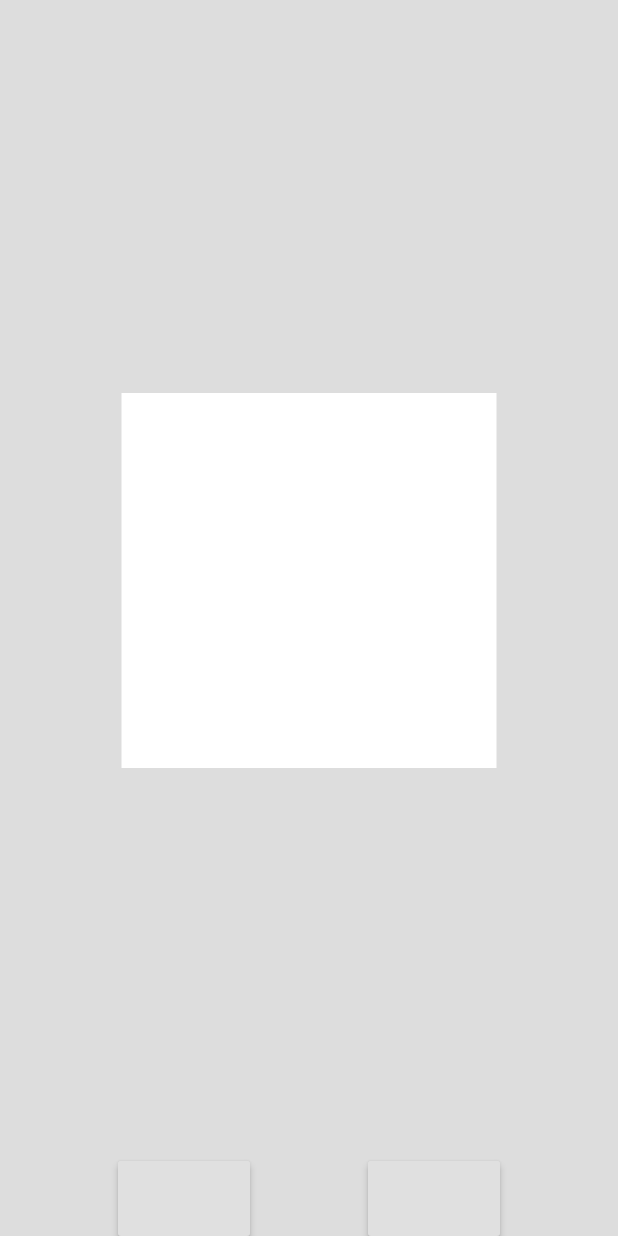
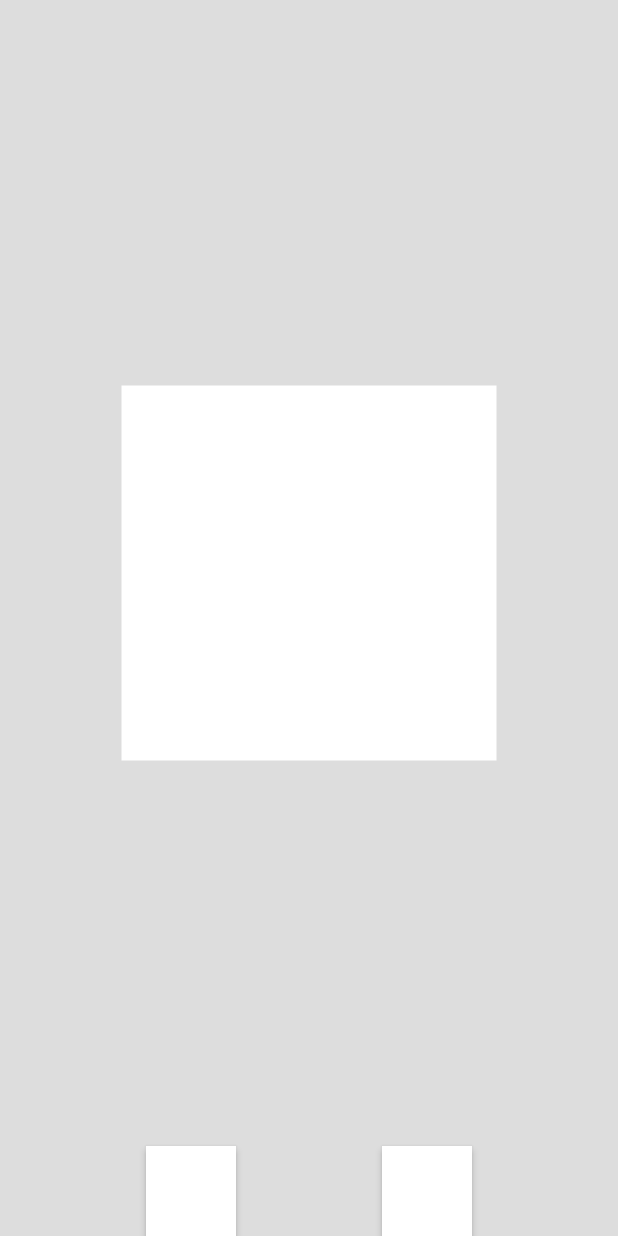
Before and after one commit to ruskakimov/mooltik, a Flutter app: the screen it shows after launch, on a phone screen of 412 x 824 dp. Run offline on Flutter 3.47's test engine with Material 2 defaults, Android fonts, the phone set to English and light mode, and no system bars.

Commit message:
Style thumbnail buttons

```diff
--- a/lib/editor_page.dart
+++ b/lib/editor_page.dart
@@ -40,16 +40,20 @@ class _EditorPageState extends State<EditorPage> {
   }
 
   Widget _buildThumbnail(int frameIndex) {
-    return RaisedButton(
+    return Material(
+      elevation: 2,
+      color: Colors.white,
+      child: InkWell(
         child: CustomPaint(
-        size: Size(50, 50),
+          size: Size(60, 60),
           painter: FramePainter(_frames[frameIndex]),
         ),
-      onPressed: () {
+        onTap: () {
           setState(() {
             _frameIndex = frameIndex;
           });
         },
+      ),
     );
   }
 }
```
Lines whose indentation alone changed are shown as unchanged.
